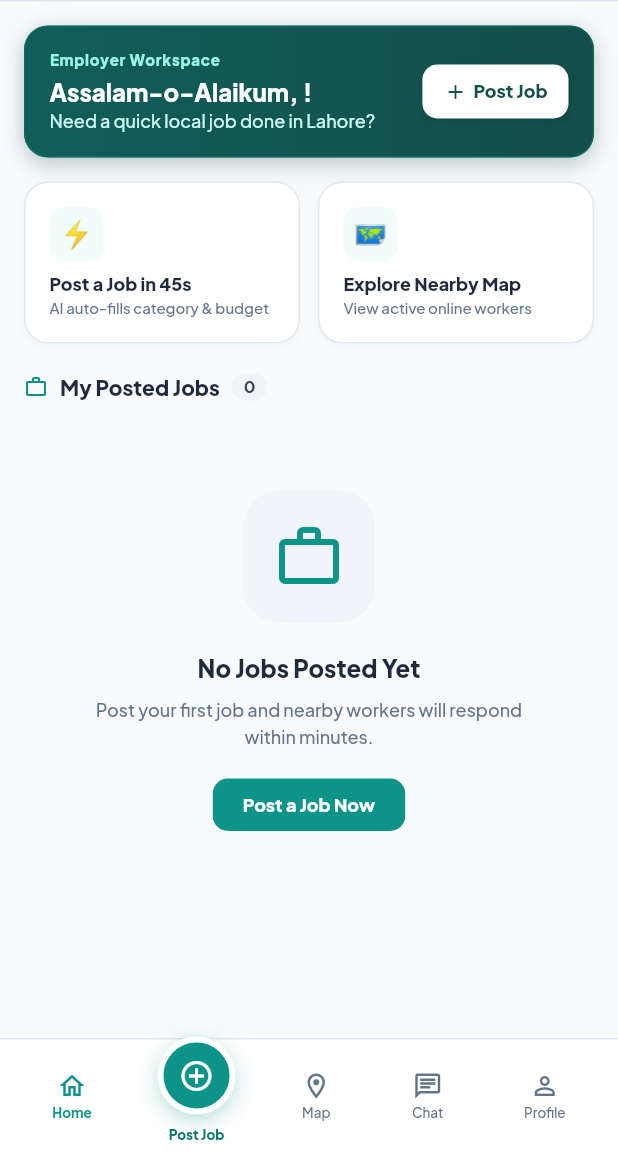
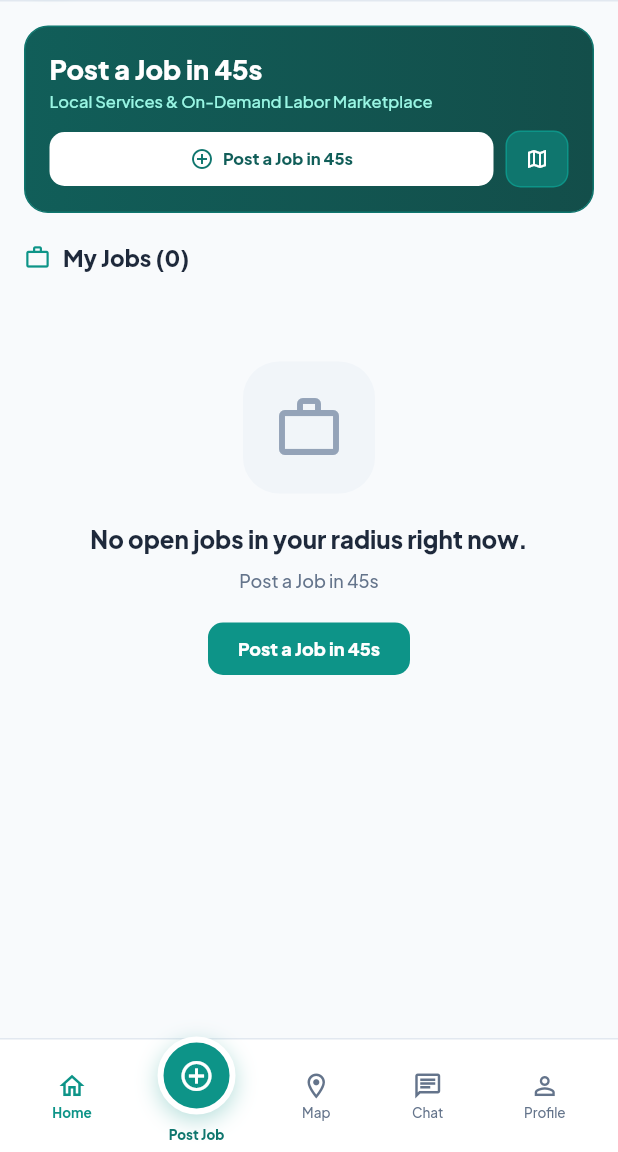
Before and after one commit to zainaqdas/rozgar, a Flutter app: the EmployerHome screen opened by its route, on a phone screen of 412 x 824 dp, the part 84-1236 px from its top. Run offline on Flutter 3.47's test engine with Material 3 defaults, Android fonts, the phone set to English and light mode, and no system bars; our stand-ins replace connectivity_plus, file_picker, firebase_core, firebase_messaging, flutter_local_notifications, flutter_map and 9 more; missing offline and left inert: flutter_map_cancellable_tile_provider; accounts and stored records are empty; statements that could not run were skipped.

Commit message:
refactor: Phase 3B.7 — migrate EmployerHome to domain providers - Converted StatelessWidget → ConsumerWidget - Removed AppState constructor param; uses ref.watch(jobProvider)   for jobs/applications, ref.watch(profileProvider) for employer ID,   ref.watch(settingsProvider) for language - Pull-to-refresh → coordinatorProvider.notifier.refreshFromSupabase() - Route in app_router.dart no longer passes appState - Verified: flutter analyze 0 issues, 237/237 tests passing

```diff
--- a/lib/app_router.dart
+++ b/lib/app_router.dart
@@ -78,7 +78,6 @@ GoRouter _buildRouter(AppState appState) {
           GoRoute(
             path: '/employer/home',
             builder: (context, state) => EmployerHome(
-              appState: appState,
               onPostJobClick: () => context.go('/employer/post-job'),
               onOpenJobDetails: (job) => context.go('/job/${job.id}'),
               onOpenMapClick: () => context.go('/map'),
--- a/lib/screens/employer/employer_home.dart
+++ b/lib/screens/employer/employer_home.dart
@@ -1,5 +1,6 @@
 import 'package:flutter/material.dart';
-import '../../providers/app_state.dart';
+import 'package:flutter_riverpod/flutter_riverpod.dart';
+import '../../providers/providers.dart';
 import '../../theme/app_theme.dart';
 import '../../utils/translations.dart';
 import '../../utils/formatters.dart';
@@ -7,27 +8,31 @@ import '../../models/job.dart';
 import '../../widgets/animations.dart';
 import '../../widgets/error_states.dart';
 
-class EmployerHome extends StatelessWidget {
-  final AppState appState;
+class EmployerHome extends ConsumerWidget {
   final VoidCallback onPostJobClick;
   final ValueChanged<Job> onOpenJobDetails;
   final VoidCallback onOpenMapClick;
 
   const EmployerHome({
     super.key,
-    required this.appState,
     required this.onPostJobClick,
     required this.onOpenJobDetails,
     required this.onOpenMapClick,
   });
 
   @override
-  Widget build(BuildContext context) {
-    final lang = appState.language;
-    final myJobs = appState.getEmployerJobs();
+  Widget build(BuildContext context, WidgetRef ref) {
+    final lang = ref.watch(settingsProvider).language;
+    final jobNotifier = ref.watch(jobProvider);
+    final profile = ref.watch(profileProvider);
+    final employerId = profile.employerProfile?.id;
+
+    final myJobs = employerId != null
+        ? jobNotifier.jobs.where((j) => j.employerProfileId == employerId).toList()
+        : <Job>[];
 
     return RefreshIndicator(
-      onRefresh: () => appState.refreshFromSupabase(),
+      onRefresh: () => ref.read(coordinatorProvider.notifier).refreshFromSupabase(),
       color: AppColors.teal600,
       backgroundColor: Colors.white,
       child: SingleChildScrollView(
@@ -45,142 +50,111 @@ class EmployerHome extends StatelessWidget {
               decoration: BoxDecoration(
                 gradient: const LinearGradient(colors: [AppColors.teal800, AppColors.teal900]),
                 borderRadius: BorderRadius.circular(16),
-                border: Border.all(color: AppColors.teal700.withValues(alpha: 0.5)),
-                boxShadow: [BoxShadow(
-                  color: AppColors.teal900.withValues(alpha: 0.3),
-                  blurRadius: 12,
-                  offset: const Offset(0, 4),
-                )],
+                border: Border.all(color: AppColors.teal700),
               ),
-              child: Row(
-                children: [
-                  Expanded(
               child: Column(
                 crossAxisAlignment: CrossAxisAlignment.start,
                 children: [
-                        const Text('Employer Workspace',
-                            style: TextStyle(fontSize: 10, fontWeight: FontWeight.w800, color: AppColors.teal200, letterSpacing: 0.5)),
+                  Text(
+                    AppTranslations.t('postJobCTA', lang),
+                    style: const TextStyle(fontSize: 18, fontWeight: FontWeight.w800, color: Colors.white),
+                  ),
                   const SizedBox(height: 4),
                   Text(
-                          'Assalam-o-Alaikum, ${appState.employerProfile?.displayName ?? 'Employer'}!',
-                          style: const TextStyle(fontSize: 16, fontWeight: FontWeight.w800, color: Colors.white),
+                    AppTranslations.t('appTagline', lang),
+                    style: const TextStyle(fontSize: 11, fontWeight: FontWeight.w500, color: AppColors.teal200),
                   ),
-                        const SizedBox(height: 2),
-                        const Text('Need a quick local job done in Lahore?',
-                            style: TextStyle(fontSize: 12, color: AppColors.teal100)),
-                      ],
-                    ),
-                  ),
-                  ScalePress(
+                  const SizedBox(height: 12),
+                  Row(
+                    children: [
+                      Expanded(
+                        child: GestureDetector(
                           onTap: onPostJobClick,
                           child: Container(
-                      padding: const EdgeInsets.symmetric(horizontal: 14, vertical: 10),
+                            padding: const EdgeInsets.symmetric(vertical: 10),
                             decoration: BoxDecoration(
                               color: Colors.white,
                               borderRadius: BorderRadius.circular(10),
-                        boxShadow: [BoxShadow(color: Colors.black.withValues(alpha: 0.1), blurRadius: 4, offset: const Offset(0, 2))],
                             ),
-                      child: const Row(
-                        mainAxisSize: MainAxisSize.min,
+                            child: Row(
+                              mainAxisAlignment: MainAxisAlignment.center,
                               children: [
-                          Icon(Icons.add, size: 16, color: AppColors.teal900, weight: 3),
-                          SizedBox(width: 4),
-                          Text('Post Job',
-                              style: TextStyle(fontSize: 12, fontWeight: FontWeight.w800, color: AppColors.teal900)),
-                        ],
-                      ),
-                    ),
+                                const Icon(Icons.add_circle_outline, size: 16, color: AppColors.teal700),
+                                const SizedBox(width: 6),
+                                Text(
+                                  AppTranslations.t('postJobCTA', lang),
+                                  style: const TextStyle(fontSize: 11, fontWeight: FontWeight.w800, color: AppColors.teal800),
                                 ),
                               ],
                             ),
                           ),
                         ),
-          const SizedBox(height: 16),
-
-          // Quick Action Grid
-          FadeInSlide(
-            index: 1,
-            child: Row(
-              children: [
-                Expanded(
-                  child: ScalePress(
-                    onTap: onPostJobClick,
-                    child: _QuickActionCard(
-                      emoji: '⚡',
-                      title: AppTranslations.t('postJobCTA', lang),
-                      subtitle: 'AI auto-fills category & budget',
                       ),
+                      const SizedBox(width: 8),
+                      GestureDetector(
+                        onTap: onOpenMapClick,
+                        child: Container(
+                          padding: const EdgeInsets.symmetric(horizontal: 12, vertical: 10),
+                          decoration: BoxDecoration(
+                            color: AppColors.teal700,
+                            borderRadius: BorderRadius.circular(10),
+                            border: Border.all(color: AppColors.teal600),
                           ),
+                          child: const Icon(Icons.map_outlined, size: 16, color: Colors.white),
                         ),
-                const SizedBox(width: 12),
-                Expanded(
-                  child: ScalePress(
-                    onTap: onOpenMapClick,
-                    child: _QuickActionCard(
-                      emoji: '🗺️',
-                      title: 'Explore Nearby Map',
-                      subtitle: 'View active online workers',
-                    ),
-                  ),
-                ),
-              ],
-            ),
-          ),
-          const SizedBox(height: 20),
-
-          // Posted Jobs Header
-          FadeInSlide(
-            index: 2,
-            child: Row(
-              mainAxisAlignment: MainAxisAlignment.spaceBetween,
-              children: [
-                Row(
-                  children: [
-                    const Icon(Icons.work_outline, size: 16, color: AppColors.teal600),
-                    const SizedBox(width: 8),
-                    const Text('My Posted Jobs',
-                        style: TextStyle(fontSize: 14, fontWeight: FontWeight.w800, color: AppColors.slate800)),
-                    const SizedBox(width: 8),
-                    Container(
-                      padding: const EdgeInsets.symmetric(horizontal: 8, vertical: 2),
-                      decoration: BoxDecoration(color: AppColors.slate100, borderRadius: BorderRadius.circular(10)),
-                      child: Text('${myJobs.length}',
-                          style: const TextStyle(fontSize: 11, fontWeight: FontWeight.w700, color: AppColors.slate700)),
                       ),
                     ],
                   ),
                 ],
               ),
             ),
+          ),
+          const SizedBox(height: 20),
+
+          // My Jobs Header
+          FadeInSlide(
+            index: 1,
+            child: Row(
+              children: [
+                const Icon(Icons.work_outline, size: 18, color: AppColors.teal600),
+                const SizedBox(width: 8),
+                Text(
+                  'My Jobs (${myJobs.length})',
+                  style: const TextStyle(fontSize: 15, fontWeight: FontWeight.w800, color: AppColors.slate800),
+                ),
+              ],
+            ),
+          ),
           const SizedBox(height: 12),
 
-          // Job List with staggered animations
+          // Jobs List
           if (myJobs.isEmpty)
             FadeInSlide(
-              index: 3,
+              index: 2,
               child: EmptyState(
                 icon: Icons.work_outline,
-                title: 'No Jobs Posted Yet',
-                message: 'Post your first job and nearby workers will respond within minutes.',
-                actionLabel: 'Post a Job Now',
+                title: AppTranslations.t('noJobsFound', lang),
+                message: AppTranslations.t('postJobCTA', lang),
+                actionLabel: AppTranslations.t('postJobCTA', lang),
                 onAction: onPostJobClick,
-                iconColor: AppColors.teal600,
+                lang: lang,
               ),
             )
           else
-            StaggeredList(
-              delayPerItem: const Duration(milliseconds: 60),
-              children: myJobs.asMap().entries.map((entry) {
+            ...myJobs.asMap().entries.map((entry) {
+              final index = entry.key;
+              final job = entry.value;
+              final jobApps = jobNotifier.applications.where((a) => a.jobId == job.id).toList();
               return FadeInSlide(
-                  index: entry.key + 3,
+                index: index + 2,
                 child: _JobCard(
-                    job: entry.value,
-                    appState: appState,
-                    onTap: () => onOpenJobDetails(entry.value),
+                  job: job,
+                  jobApps: jobApps,
+                  onTap: () => onOpenJobDetails(job),
                 ),
               );
-              }).toList(),
-            ),
+            }),
+          const SizedBox(height: 32),
         ],
       ),
     ),
@@ -188,112 +162,67 @@ class EmployerHome extends StatelessWidget {
   }
 }
 
-class _QuickActionCard extends StatelessWidget {
-  final String emoji;
-  final String title;
-  final String subtitle;
-  const _QuickActionCard({required this.emoji, required this.title, required this.subtitle});
+class _JobCard extends StatelessWidget {
+  final Job job;
+  final List<dynamic> jobApps;
+  final VoidCallback onTap;
+
+  const _JobCard({
+    required this.job,
+    required this.jobApps,
+    required this.onTap,
+  });
 
   @override
   Widget build(BuildContext context) {
-    return Container(
-      padding: const EdgeInsets.all(16),
+    return GestureDetector(
+      onTap: onTap,
+      child: Container(
+        margin: const EdgeInsets.only(bottom: 10),
+        padding: const EdgeInsets.all(14),
         decoration: BoxDecoration(
           color: Colors.white,
-        borderRadius: BorderRadius.circular(16),
+          borderRadius: BorderRadius.circular(14),
           border: Border.all(color: AppColors.slate200),
-        boxShadow: [BoxShadow(color: Colors.black.withValues(alpha: 0.03), blurRadius: 4, offset: const Offset(0, 2))],
+          boxShadow: [BoxShadow(color: Colors.black.withValues(alpha: 0.03), blurRadius: 8, offset: const Offset(0, 2))],
         ),
         child: Column(
           crossAxisAlignment: CrossAxisAlignment.start,
           children: [
-          Container(
-            width: 36, height: 36,
-            decoration: BoxDecoration(color: AppColors.teal50, borderRadius: BorderRadius.circular(10)),
-            child: Center(child: Text(emoji, style: const TextStyle(fontSize: 18))),
-          ),
-          const SizedBox(height: 8),
-          Text(title, style: const TextStyle(fontSize: 12, fontWeight: FontWeight.w800, color: AppColors.slate800)),
-          const SizedBox(height: 2),
-          Text(subtitle, style: const TextStyle(fontSize: 10, fontWeight: FontWeight.w500, color: AppColors.slate500)),
-        ],
-      ),
-    );
-  }
-}
-
-class _JobCard extends StatelessWidget {
-  final Job job;
-  final AppState appState;
-  final VoidCallback onTap;
-  const _JobCard({required this.job, required this.appState, required this.onTap});
-
-  @override
-  Widget build(BuildContext context) {
-    final jobApps = appState.applications.where((a) => a.jobId == job.id).toList();
-    final statusColor = job.status == JobStatus.open
-        ? AppColors.teal700
-        : job.status == JobStatus.hired ? AppColors.amber700 : AppColors.slate600;
-    final statusBg = job.status == JobStatus.open
-        ? AppColors.teal50
-        : job.status == JobStatus.hired ? AppColors.amber50 : AppColors.slate100;
-
-    return Container(
-      width: double.maxFinite,
-      margin: const EdgeInsets.only(bottom: 12),
-      decoration: BoxDecoration(
-        color: Colors.white,
-        borderRadius: BorderRadius.circular(16),
-        border: Border.all(color: AppColors.slate200),
-        boxShadow: [BoxShadow(color: Colors.black.withValues(alpha: 0.03), blurRadius: 4, offset: const Offset(0, 2))],
-      ),
-      child: Material(
-        color: Colors.transparent,
-        borderRadius: BorderRadius.circular(16),
-        child: InkWell(
-          onTap: onTap,
-          borderRadius: BorderRadius.circular(16),
-          splashColor: AppColors.teal100,
-          highlightColor: AppColors.teal50,
-          child: Padding(
-            padding: const EdgeInsets.all(16),
-            child: Column(
-              crossAxisAlignment: CrossAxisAlignment.start,
-              children: [
             Row(
-                  crossAxisAlignment: CrossAxisAlignment.start,
               children: [
                 Expanded(
-                      child: Column(
-                        crossAxisAlignment: CrossAxisAlignment.start,
-                        children: [
-                          Text(job.title,
-                              style: const TextStyle(fontSize: 13, fontWeight: FontWeight.w800, color: AppColors.slate800, height: 1.3)),
-                          const SizedBox(height: 2),
-                          Text(job.description, maxLines: 1, overflow: TextOverflow.ellipsis,
-                              style: const TextStyle(fontSize: 11, fontWeight: FontWeight.w500, color: AppColors.slate500)),
-                        ],
+                  child: Text(
+                    job.title,
+                    style: const TextStyle(fontSize: 14, fontWeight: FontWeight.w800, color: AppColors.slate800),
+                    maxLines: 1,
+                    overflow: TextOverflow.ellipsis,
                   ),
                 ),
-                    const SizedBox(width: 8),
                 Container(
                   padding: const EdgeInsets.symmetric(horizontal: 8, vertical: 3),
                   decoration: BoxDecoration(
-                        color: statusBg,
-                        borderRadius: BorderRadius.circular(10),
-                        border: Border.all(color: statusColor.withValues(alpha: 0.3)),
+                    color: job.status == JobStatus.open ? AppColors.teal50 : AppColors.slate100,
+                    borderRadius: BorderRadius.circular(8),
+                    border: Border.all(
+                      color: job.status == JobStatus.open ? AppColors.teal200 : AppColors.slate200,
                     ),
-                      child: Text(job.status.name.toUpperCase(),
-                          style: TextStyle(fontSize: 9, fontWeight: FontWeight.w800, color: statusColor, letterSpacing: 0.3)),
+                  ),
+                  child: Text(
+                    job.status.name.toUpperCase(),
+                    style: TextStyle(
+                      fontSize: 9,
+                      fontWeight: FontWeight.w700,
+                      color: job.status == JobStatus.open ? AppColors.teal700 : AppColors.slate500,
+                    ),
+                  ),
                 ),
               ],
             ),
-                const SizedBox(height: 12),
-                const Divider(height: 1),
-                const SizedBox(height: 10),
+            const SizedBox(height: 8),
             Row(
               children: [
-                    const Icon(Icons.location_on_outlined, size: 14, color: AppColors.teal600),
+                const Icon(Icons.location_on_outlined, size: 12, color: AppColors.slate400),
                 const SizedBox(width: 4),
                 Expanded(
                   child: Text(job.pinLocation.address, maxLines: 1, overflow: TextOverflow.ellipsis,
@@ -325,8 +254,6 @@ class _JobCard extends StatelessWidget {
           ],
         ),
       ),
-        ),
-      ),
     );
   }
 }
```
Lines whose indentation alone changed are shown as unchanged.
